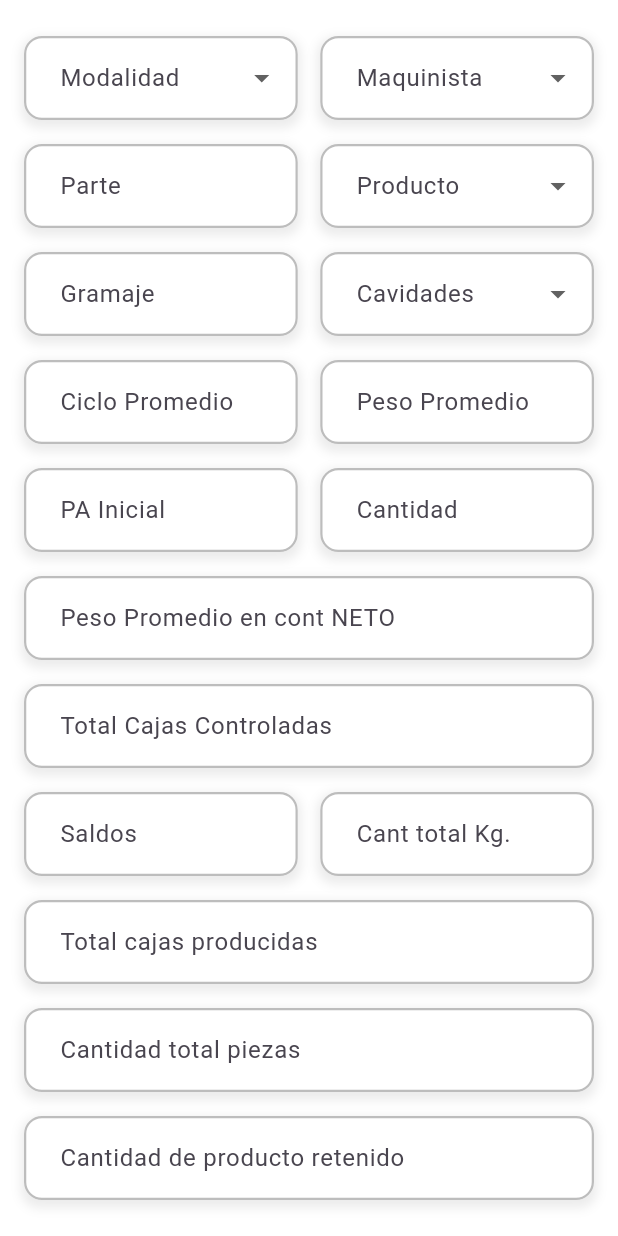
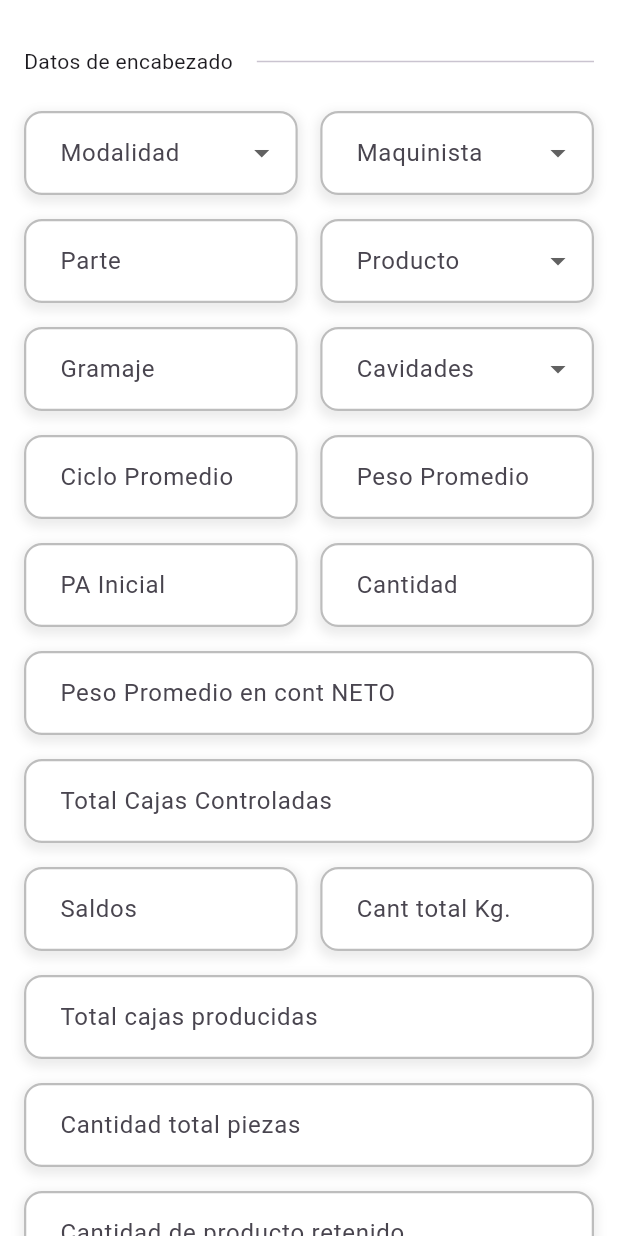
Before and after one commit to Dorian-Cachi-Zalles/ProyectoAppPREFORSA, a Flutter app: the ScreenDatos screen opened directly, on a phone screen of 412 x 824 dp. Run offline on Flutter 3.47's test engine with Material 3 defaults, Android fonts, the phone set to English and light mode, and no system bars; drawn by our look-alikes of flutter_form_builder; our stand-ins replace form_builder_validators, persistent_bottom_nav_bar, shared_preferences, sqflite; missing offline and left inert: flutter_settings_ui, swipeable_tile; accounts and stored records are empty.

Commit message:
lineas de division solo ejemplo

```diff
--- a/lib/src/views/formularios/preformas ips/screen_datos.dart
+++ b/lib/src/views/formularios/preformas ips/screen_datos.dart
@@ -70,6 +70,24 @@ class _ScreenDatosState extends State<ScreenDatos> {
           child: Column(
             crossAxisAlignment: CrossAxisAlignment.start,
             children: [
+              const SizedBox(
+                height: 15,
+              ),
+              const Row(
+                children: [
+                  Text('Datos de encabezado'),
+                  SizedBox(
+                    width: 16, // Espaciado entre el texto y el Divider
+                  ),
+                  Expanded(
+                    child:
+                        Divider(), // Se expande para llenar el espacio disponible
+                  ),
+                ],
+              ),
+              const SizedBox(
+                height: 15,
+              ),
               const Row(
                 children: [
                   Expanded(
```
